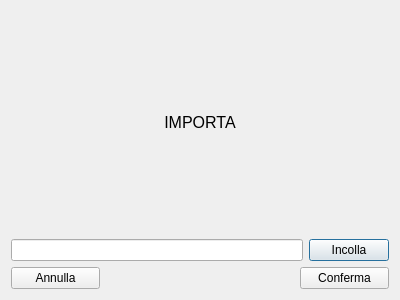
Qt form Client/importa.ui (MarcoFlo/Google-Drive) before a commit.
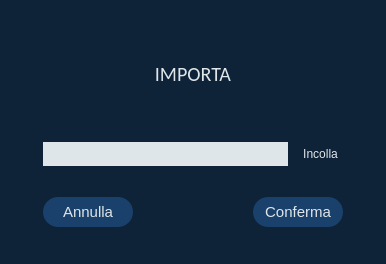
The same form after that commit.

```diff
--- a/Client/importa.ui
+++ b/Client/importa.ui
@@ -6,21 +6,45 @@
    <rect>
     <x>0</x>
     <y>0</y>
-    <width>400</width>
-    <height>300</height>
+    <width>386</width>
+    <height>264</height>
    </rect>
   </property>
   <property name="windowTitle">
    <string>Dialog</string>
   </property>
+  <property name="styleSheet">
+   <string notr="true">background-color:rgb(14,34,56)</string>
+  </property>
   <layout class="QVBoxLayout" name="verticalLayout">
    <item>
     <widget class="QLabel" name="label">
+     <property name="maximumSize">
+      <size>
+       <width>16777215</width>
+       <height>75</height>
+      </size>
+     </property>
+     <property name="sizeIncrement">
+      <size>
+       <width>0</width>
+       <height>0</height>
+      </size>
+     </property>
      <property name="font">
       <font>
-       <pointsize>12</pointsize>
+       <family>Calibri</family>
+       <pointsize>-1</pointsize>
       </font>
      </property>
+     <property name="styleSheet">
+      <string notr="true">color: #dfe6e9;
+font-size: 20px;
+border: none;
+padding: 5px;
+font-family: 'Calibri';
+background-color:none</string>
+     </property>
      <property name="text">
       <string>IMPORTA</string>
      </property>
@@ -31,11 +55,49 @@
    </item>
    <item>
     <layout class="QHBoxLayout" name="horizontalLayout_2">
+     <property name="spacing">
+      <number>10</number>
+     </property>
+     <property name="leftMargin">
+      <number>32</number>
+     </property>
+     <property name="rightMargin">
+      <number>32</number>
+     </property>
+     <property name="bottomMargin">
+      <number>0</number>
+     </property>
      <item>
-      <widget class="QLineEdit" name="linkB"/>
+      <widget class="QLineEdit" name="linkB">
+       <property name="maximumSize">
+        <size>
+         <width>16777215</width>
+         <height>25</height>
+        </size>
+       </property>
+       <property name="font">
+        <font>
+         <family>Calibri</family>
+         <pointsize>11</pointsize>
+        </font>
+       </property>
+       <property name="styleSheet">
+        <string notr="true">background-color:#dfe6e9;
+border: 1px #dfe6e9;
+</string>
+       </property>
+      </widget>
      </item>
      <item>
       <widget class="QPushButton" name="incolla">
+       <property name="styleSheet">
+        <string notr="true">color: #dfe6e9;
+font-size: 12px;
+border: none;
+padding: 5px;
+font-family: 'Calibri';
+background-color:none</string>
+       </property>
        <property name="text">
         <string>Incolla</string>
        </property>
@@ -46,10 +108,25 @@
    <item>
     <layout class="QHBoxLayout" name="horizontalLayout">
      <property name="spacing">
-      <number>200</number>
+      <number>120</number>
+     </property>
+     <property name="leftMargin">
+      <number>32</number>
+     </property>
+     <property name="rightMargin">
+      <number>32</number>
      </property>
      <item>
       <widget class="QPushButton" name="annulla">
+       <property name="styleSheet">
+        <string notr="true">border-radius: 15px;
+background-color: rgb(26,65,108);
+padding: 6px;
+color: #dfe6e9;
+border: none;
+font-size: 15px;
+font-family: 'Calibri'</string>
+       </property>
        <property name="text">
         <string>Annulla</string>
        </property>
@@ -57,6 +134,15 @@
      </item>
      <item>
       <widget class="QPushButton" name="conferma">
+       <property name="styleSheet">
+        <string notr="true">border-radius: 15px;
+background-color: rgb(26,65,108);
+padding: 6px;
+color: #dfe6e9;
+border: none;
+font-size: 15px;
+font-family: 'Calibri'</string>
+       </property>
        <property name="text">
         <string>Conferma</string>
        </property>
```
